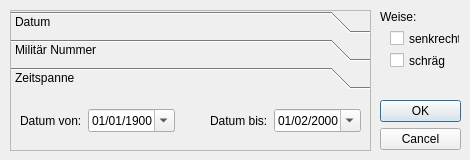
Qt form APIS/forms/apis_search_film_form.ui (APIS-Luftbildarchiv/APIS) before a commit.
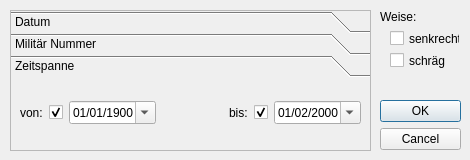
The same form after that commit. The open tabs and pages were chosen to show the change.

What changed in the file:
```diff
--- a/APIS/forms/apis_search_film_form.ui
+++ b/APIS/forms/apis_search_film_form.ui
@@ -41,7 +41,10 @@
     <set>QDialogButtonBox::Cancel|QDialogButtonBox::Ok</set>
    </property>
   </widget>
-  <widget class="QToolBox" name="toolBox">
+  <widget class="QToolBox" name="uiSearchModeTBox">
+   <property name="enabled">
+    <bool>true</bool>
+   </property>
    <property name="geometry">
     <rect>
      <x>10</x>
@@ -59,6 +62,9 @@
    <property name="currentIndex">
     <number>0</number>
    </property>
+   <property name="tabSpacing">
+    <number>0</number>
+   </property>
    <widget class="QWidget" name="uiSearchByDate">
     <property name="geometry">
      <rect>
@@ -167,7 +173,7 @@
       <x>0</x>
       <y>0</y>
       <width>359</width>
-      <height>58</height>
+      <height>76</height>
      </rect>
     </property>
     <attribute name="label">
@@ -179,19 +185,29 @@
        <x>9</x>
        <y>10</y>
        <width>341</width>
-       <height>31</height>
+       <height>51</height>
       </rect>
      </property>
      <layout class="QHBoxLayout" name="horizontalLayout">
       <item>
        <widget class="QLabel" name="label_2">
         <property name="text">
-         <string>Datum von:</string>
+         <string>von:</string>
         </property>
        </widget>
       </item>
       <item>
-       <widget class="QDateEdit" name="dateEdit">
+       <widget class="QCheckBox" name="uiFromChk">
+        <property name="text">
+         <string/>
+        </property>
+        <property name="checked">
+         <bool>true</bool>
+        </property>
+       </widget>
+      </item>
+      <item>
+       <widget class="QDateEdit" name="uiFromDate">
         <property name="date">
          <date>
           <year>1900</year>
@@ -230,12 +246,22 @@
       <item>
        <widget class="QLabel" name="label_3">
         <property name="text">
-         <string>Datum bis:</string>
+         <string>bis:</string>
         </property>
        </widget>
       </item>
       <item>
-       <widget class="QDateEdit" name="dateEdit_2">
+       <widget class="QCheckBox" name="uiToChk">
+        <property name="text">
+         <string/>
+        </property>
+        <property name="checked">
+         <bool>true</bool>
+        </property>
+       </widget>
+      </item>
+      <item>
+       <widget class="QDateEdit" name="uiToDate">
         <property name="date">
          <date>
           <year>2000</year>
```
Left out of the diff: 58 changed lines with no effect on the pictures.
